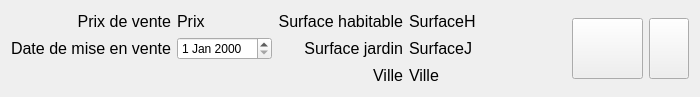
The window that src/Qt/AgenceImmobiliere/widgetbien.ui (Ovan33/Immobilier) describes before a commit, drawn with Qt 5.
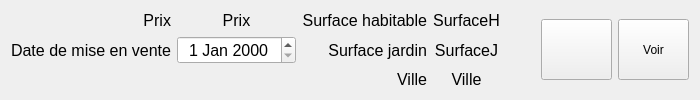
The same window after the commit. Icons and pictures are not drawn.

Commit message: Amélioration de l'affichage du widgetbien dans la liste

Patch:
```diff
--- a/src/Qt/AgenceImmobiliere/widgetbien.ui
+++ b/src/Qt/AgenceImmobiliere/widgetbien.ui
@@ -7,26 +7,14 @@
     <x>0</x>
     <y>0</y>
     <width>700</width>
-    <height>97</height>
+    <height>100</height>
    </rect>
   </property>
-  <property name="sizePolicy">
-   <sizepolicy hsizetype="Minimum" vsizetype="Expanding">
-    <horstretch>0</horstretch>
-    <verstretch>0</verstretch>
-   </sizepolicy>
-  </property>
-  <property name="minimumSize">
-   <size>
-    <width>600</width>
-    <height>0</height>
-   </size>
-  </property>
   <property name="windowTitle">
    <string>Form</string>
   </property>
-  <layout class="QGridLayout" name="gridLayout_2">
-   <item row="0" column="0">
+  <layout class="QHBoxLayout" name="horizontalLayout_2">
+   <item>
     <layout class="QGridLayout" name="gridLayout">
      <item row="0" column="0">
       <widget class="QLabel" name="label_PrixdeVenteEtiquette">
@@ -37,7 +25,7 @@
         </font>
        </property>
        <property name="text">
-        <string>Prix de vente</string>
+        <string>Prix</string>
        </property>
        <property name="alignment">
         <set>Qt::AlignRight|Qt::AlignTrailing|Qt::AlignVCenter</set>
@@ -46,6 +34,12 @@
      </item>
      <item row="0" column="1">
       <widget class="QLabel" name="label_PrixdeVente">
+       <property name="sizePolicy">
+        <sizepolicy hsizetype="MinimumExpanding" vsizetype="Preferred">
+         <horstretch>0</horstretch>
+         <verstretch>0</verstretch>
+        </sizepolicy>
+       </property>
        <property name="font">
         <font>
          <family>Liberation Sans</family>
@@ -55,6 +49,9 @@
        <property name="text">
         <string>Prix</string>
        </property>
+       <property name="alignment">
+        <set>Qt::AlignCenter</set>
+       </property>
       </widget>
      </item>
      <item row="0" column="2">
@@ -75,6 +72,12 @@
      </item>
      <item row="0" column="3">
       <widget class="QLabel" name="label_SurfaceHabitable">
+       <property name="sizePolicy">
+        <sizepolicy hsizetype="MinimumExpanding" vsizetype="Preferred">
+         <horstretch>0</horstretch>
+         <verstretch>0</verstretch>
+        </sizepolicy>
+       </property>
        <property name="font">
         <font>
          <family>Liberation Sans</family>
@@ -84,10 +87,19 @@
        <property name="text">
         <string>SurfaceH</string>
        </property>
+       <property name="alignment">
+        <set>Qt::AlignCenter</set>
+       </property>
       </widget>
      </item>
      <item row="1" column="0">
       <widget class="QLabel" name="label_DatedeMiseenVenteEtiquette">
+       <property name="sizePolicy">
+        <sizepolicy hsizetype="Fixed" vsizetype="Preferred">
+         <horstretch>0</horstretch>
+         <verstretch>0</verstretch>
+        </sizepolicy>
+       </property>
        <property name="font">
         <font>
          <family>Liberation Sans</family>
@@ -103,7 +115,17 @@
       </widget>
      </item>
      <item row="1" column="1">
-      <widget class="QDateEdit" name="dateEdit_dateMiseVente"/>
+      <widget class="QDateEdit" name="dateEdit_dateMiseVente">
+       <property name="font">
+        <font>
+         <family>Liberation Sans</family>
+         <pointsize>12</pointsize>
+        </font>
+       </property>
+       <property name="alignment">
+        <set>Qt::AlignCenter</set>
+       </property>
+      </widget>
      </item>
      <item row="1" column="2">
       <widget class="QLabel" name="label_SurfaceJardinEtiquette">
@@ -123,6 +145,12 @@
      </item>
      <item row="1" column="3">
       <widget class="QLabel" name="label_SurfaceJardin">
+       <property name="sizePolicy">
+        <sizepolicy hsizetype="MinimumExpanding" vsizetype="Preferred">
+         <horstretch>0</horstretch>
+         <verstretch>0</verstretch>
+        </sizepolicy>
+       </property>
        <property name="font">
         <font>
          <family>Liberation Sans</family>
@@ -132,6 +160,9 @@
        <property name="text">
         <string>SurfaceJ</string>
        </property>
+       <property name="alignment">
+        <set>Qt::AlignCenter</set>
+       </property>
       </widget>
      </item>
      <item row="2" column="2">
@@ -152,6 +183,12 @@
      </item>
      <item row="2" column="3">
       <widget class="QLabel" name="label_Ville">
+       <property name="sizePolicy">
+        <sizepolicy hsizetype="MinimumExpanding" vsizetype="Preferred">
+         <horstretch>0</horstretch>
+         <verstretch>0</verstretch>
+        </sizepolicy>
+       </property>
        <property name="font">
         <font>
          <family>Liberation Sans</family>
@@ -161,73 +198,78 @@
        <property name="text">
         <string>Ville</string>
        </property>
-      </widget>
-     </item>
-    </layout>
-   </item>
-   <item row="0" column="2">
-    <layout class="QHBoxLayout" name="horizontalLayout">
-     <item>
-      <widget class="QPushButton" name="pushButton_modifierBien">
-       <property name="minimumSize">
-        <size>
-         <width>71</width>
-         <height>61</height>
-        </size>
+       <property name="alignment">
+        <set>Qt::AlignCenter</set>
        </property>
-       <property name="maximumSize">
-        <size>
-         <width>71</width>
-         <height>61</height>
-        </size>
-       </property>
-       <property name="icon">
-        <iconset resource="ressources.qrc">
-         <normaloff>:/app/bien48</normaloff>:/app/bien48</iconset>
-       </property>
-       <property name="iconSize">
-        <size>
-         <width>46</width>
-         <height>46</height>
-        </size>
-       </property>
       </widget>
      </item>
-     <item>
-      <widget class="QPushButton" name="pushButton_listeSouhaits">
-       <property name="maximumSize">
-        <size>
-         <width>100</width>
-         <height>61</height>
-        </size>
-       </property>
-       <property name="icon">
-        <iconset resource="ressources.qrc">
-         <normaloff>:/app/gotoSouhaits48</normaloff>:/app/gotoSouhaits48</iconset>
-       </property>
-       <property name="iconSize">
-        <size>
-         <width>92</width>
-         <height>46</height>
-        </size>
-       </property>
-      </widget>
-     </item>
     </layout>
    </item>
-   <item row="0" column="1">
+   <item>
     <spacer name="horizontalSpacer">
      <property name="orientation">
       <enum>Qt::Horizontal</enum>
      </property>
      <property name="sizeHint" stdset="0">
       <size>
-       <width>40</width>
+       <width>43</width>
        <height>20</height>
       </size>
      </property>
     </spacer>
    </item>
+   <item>
+    <layout class="QHBoxLayout" name="horizontalLayout">
+     <item>
+      <widget class="QPushButton" name="pushButton_modifierBien">
+       <property name="minimumSize">
+        <size>
+         <width>71</width>
+         <height>61</height>
+        </size>
+       </property>
+       <property name="maximumSize">
+        <size>
+         <width>71</width>
+         <height>61</height>
+        </size>
+       </property>
+       <property name="text">
+        <string/>
+       </property>
+       <property name="icon">
+        <iconset resource="ressources.qrc">
+         <normaloff>:/app/bien96</normaloff>:/app/bien96</iconset>
+       </property>
+       <property name="iconSize">
+        <size>
+         <width>48</width>
+         <height>48</height>
+        </size>
+       </property>
+      </widget>
+     </item>
+     <item>
+      <widget class="QPushButton" name="pushButton_listeSouhaits">
+       <property name="minimumSize">
+        <size>
+         <width>71</width>
+         <height>61</height>
+        </size>
+       </property>
+       <property name="maximumSize">
+        <size>
+         <width>71</width>
+         <height>61</height>
+        </size>
+       </property>
+       <property name="text">
+        <string>Voir</string>
+       </property>
+      </widget>
+     </item>
+    </layout>
+   </item>
   </layout>
  </widget>
  <resources>
```
The commit also changes 1 other file.
